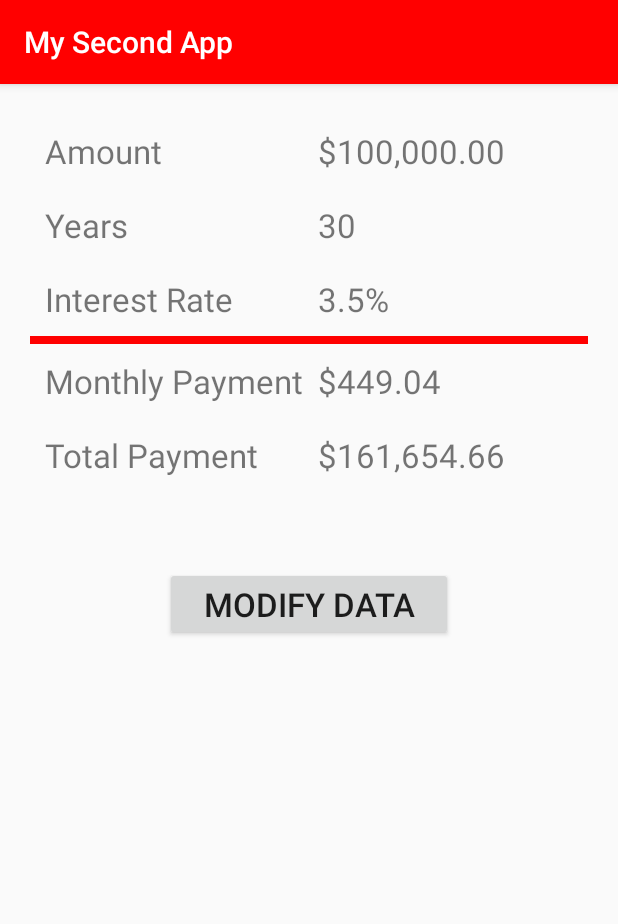
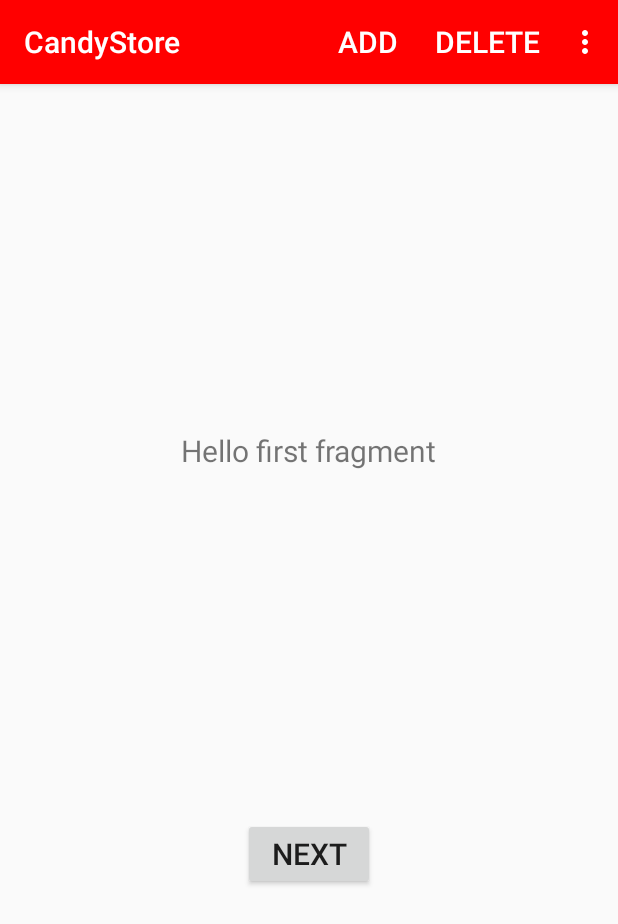
Before and after one commit to rrtran/Java-and-XML, an Android app: the screen it shows after launch (MainActivity3 before the commit, MainActivity4 after it), on a phone screen of 412 x 824 dp. Shown: the top 924 px of the screen. Run offline under Robolectric (Android 15) with nearby library versions, the phone set to English and light mode, and no system bars; our stand-ins replace navigation-ui.

Commit message:
Completed version 0 of candy store
- Added activity for candy store using the basic activity template
- Basic activity template caused fragment_first.xml, fragment_second.xml, content_main.xml, FirstFragment.java, and SecondFragment.java, and several dimen values to be added to the project
- Updated MainActivity4.java to initialize menu and set up basic structure to execute actions based on which menu item was selected
- Added menu_main.xml
- Defined menu items in menu_main.xml
- Adjusted XML tags in styles.xml
- Defined a theme with no action bar in themes.xml to be used by the Candy Store activity

```diff
--- a/app/build.gradle
+++ b/app/build.gradle
@@ -25,6 +25,9 @@
         sourceCompatibility JavaVersion.VERSION_1_8
         targetCompatibility JavaVersion.VERSION_1_8
     }
+    buildFeatures {
+        viewBinding true
+    }
 }
 
 dependencies {
@@ -32,6 +35,8 @@
     implementation 'androidx.appcompat:appcompat:1.3.0'
     implementation 'com.google.android.material:material:1.4.0'
     implementation 'androidx.constraintlayout:constraintlayout:2.0.4'
+    implementation 'androidx.navigation:navigation-fragment:2.3.5'
+    implementation 'androidx.navigation:navigation-ui:2.3.5'
     testImplementation 'junit:junit:4.13.2'
     androidTestImplementation 'androidx.test.ext:junit:1.1.3'
     androidTestImplementation 'androidx.test.espresso:espresso-core:3.4.0'
--- /dev/null
+++ b/app/src/main/java/com/example/helloandroid/FirstFragment.java
@@ -0,0 +1,47 @@
+package com.example.helloandroid;
+
+import android.os.Bundle;
+import android.view.LayoutInflater;
+import android.view.View;
+import android.view.ViewGroup;
+
+import androidx.annotation.NonNull;
+import androidx.fragment.app.Fragment;
+import androidx.navigation.fragment.NavHostFragment;
+
+import com.example.helloandroid.databinding.FragmentFirstBinding;
+
+public class FirstFragment extends Fragment {
+
+    private FragmentFirstBinding binding;
+
+    @Override
+    public View onCreateView(
+            LayoutInflater inflater, ViewGroup container,
+            Bundle savedInstanceState
+    ) {
+
+        binding = FragmentFirstBinding.inflate(inflater, container, false);
+        return binding.getRoot();
+
+    }
+
+    public void onViewCreated(@NonNull View view, Bundle savedInstanceState) {
+        super.onViewCreated(view, savedInstanceState);
+
+        binding.buttonFirst.setOnClickListener(new View.OnClickListener() {
+            @Override
+            public void onClick(View view) {
+                NavHostFragment.findNavController(FirstFragment.this)
+                        .navigate(R.id.action_FirstFragment_to_SecondFragment);
+            }
+        });
+    }
+
+    @Override
+    public void onDestroyView() {
+        super.onDestroyView();
+        binding = null;
+    }
+
+}
--- /dev/null
+++ b/app/src/main/java/com/example/helloandroid/MainActivity4.java
@@ -0,0 +1,72 @@
+package com.example.helloandroid;
+
+import android.os.Bundle;
+
+import com.google.android.material.snackbar.Snackbar;
+
+import androidx.appcompat.app.AppCompatActivity;
+
+import android.util.Log;
+import android.view.Menu;
+import android.view.MenuInflater;
+import android.view.MenuItem;
+import android.view.View;
+
+import androidx.appcompat.widget.Toolbar;
+import androidx.navigation.NavController;
+import androidx.navigation.Navigation;
+import androidx.navigation.ui.AppBarConfiguration;
+import androidx.navigation.ui.NavigationUI;
+
+import com.example.helloandroid.databinding.ActivityMain4Binding;
+
+public class MainActivity4 extends AppCompatActivity {
+    private AppBarConfiguration appBarConfiguration;
+    private ActivityMain4Binding binding;
+
+    @Override
+    protected void onCreate(Bundle savedInstanceState) {
+        super.onCreate(savedInstanceState);
+        setContentView(R.layout.activity_main4); // Show the main layout for the CandyStore activity
+        Toolbar toolbar = (Toolbar)findViewById(R.id.toolbar); // Get a reference to toolbar
+        setSupportActionBar(toolbar);  // Set the action bar to use the toolbar referenced by the toolbar reference
+    }
+
+    // onCreateOptionsMenu - initizliaes the menu with menu items from the menu layout
+    // @param Menu - the menu to initizlize
+    // @return boolean - true after the function completes
+    public boolean onCreateOptionsMenu(Menu menu) {
+        MenuInflater menuInflater = getMenuInflater();
+        menuInflater.inflate(R.menu.menu_main, menu); // Initialize the menu items in this activity's menu
+        return true;
+    }
+
+    // onOptionsItemSelected - Perform an action based on the menu selected
+    // @param MenuItem - a reference to a menu item
+    // @return boolean - true after a menu item is processed
+    public boolean onOptionsItemSelected(MenuItem item) {
+        int id = item.getItemId();
+        if (id == R.id.action_add) {
+            Log.w("MainActivity", "Add selected");
+            return true;
+        }
+        else if (id == R.id.action_delete) {
+            Log.w("MainActivity", "Delete selected");
+            return true;
+        }
+        else if (id == R.id.action_update) {
+            Log.w("MainActivity", "Update selected");
+            return true;
+        }
+        else {
+            return super.onOptionsItemSelected(item);
+        }
+    }
+
+    @Override
+    public boolean onSupportNavigateUp() {
+        NavController navController = Navigation.findNavController(this, R.id.nav_host_fragment_content_main);
+        return NavigationUI.navigateUp(navController, appBarConfiguration)
+                || super.onSupportNavigateUp();
+    }
+}
--- /dev/null
+++ b/app/src/main/res/layout/activity_main4.xml
@@ -0,0 +1,35 @@
+<?xml version="1.0" encoding="utf-8"?>
+<androidx.coordinatorlayout.widget.CoordinatorLayout xmlns:android="http://schemas.android.com/apk/res/android"
+    xmlns:app="http://schemas.android.com/apk/res-auto"
+    xmlns:tools="http://schemas.android.com/tools"
+    android:layout_width="match_parent"
+    android:layout_height="match_parent"
+    tools:context=".MainActivity4">
+
+    <com.google.android.material.appbar.AppBarLayout
+        android:layout_width="match_parent"
+        android:layout_height="wrap_content"
+        android:theme="@style/AppTheme.AppBarOverlay">
+
+        <androidx.appcompat.widget.Toolbar
+            android:id="@+id/toolbar"
+            android:layout_width="match_parent"
+            android:layout_height="?attr/actionBarSize"
+            android:background="?attr/colorPrimary"
+            app:popupTheme="@style/AppTheme.PopupOverlay" />
+
+    </com.google.android.material.appbar.AppBarLayout>
+
+    <include layout="@layout/content_main" />
+
+    <!--
+    <com.google.android.material.floatingactionbutton.FloatingActionButton
+        android:id="@+id/fab"
+        android:layout_width="wrap_content"
+        android:layout_height="wrap_content"
+        android:layout_gravity="bottom|end"
+        android:layout_marginEnd="@dimen/fab_margin"
+        android:layout_marginBottom="16dp"
+        app:srcCompat="@android:drawable/ic_dialog_email" />
+    -->
+</androidx.coordinatorlayout.widget.CoordinatorLayout>
--- /dev/null
+++ b/app/src/main/res/layout/content_main.xml
@@ -0,0 +1,19 @@
+<?xml version="1.0" encoding="utf-8"?>
+<androidx.constraintlayout.widget.ConstraintLayout xmlns:android="http://schemas.android.com/apk/res/android"
+    xmlns:app="http://schemas.android.com/apk/res-auto"
+    android:layout_width="match_parent"
+    android:layout_height="match_parent"
+    app:layout_behavior="@string/appbar_scrolling_view_behavior">
+
+    <fragment
+        android:id="@+id/nav_host_fragment_content_main"
+        android:name="androidx.navigation.fragment.NavHostFragment"
+        android:layout_width="0dp"
+        android:layout_height="0dp"
+        app:defaultNavHost="true"
+        app:layout_constraintBottom_toBottomOf="parent"
+        app:layout_constraintLeft_toLeftOf="parent"
+        app:layout_constraintRight_toRightOf="parent"
+        app:layout_constraintTop_toTopOf="parent"
+        app:navGraph="@navigation/nav_graph" />
+</androidx.constraintlayout.widget.ConstraintLayout>
--- /dev/null
+++ b/app/src/main/res/layout/fragment_first.xml
@@ -0,0 +1,28 @@
+<?xml version="1.0" encoding="utf-8"?>
+<androidx.constraintlayout.widget.ConstraintLayout xmlns:android="http://schemas.android.com/apk/res/android"
+    xmlns:app="http://schemas.android.com/apk/res-auto"
+    xmlns:tools="http://schemas.android.com/tools"
+    android:layout_width="match_parent"
+    android:layout_height="match_parent"
+    tools:context=".FirstFragment">
+
+    <TextView
+        android:id="@+id/textview_first"
+        android:layout_width="wrap_content"
+        android:layout_height="wrap_content"
+        android:text="@string/hello_first_fragment"
+        app:layout_constraintBottom_toTopOf="@id/button_first"
+        app:layout_constraintEnd_toEndOf="parent"
+        app:layout_constraintStart_toStartOf="parent"
+        app:layout_constraintTop_toTopOf="parent" />
+
+    <Button
+        android:id="@+id/button_first"
+        android:layout_width="wrap_content"
+        android:layout_height="wrap_content"
+        android:text="@string/next"
+        app:layout_constraintBottom_toBottomOf="parent"
+        app:layout_constraintEnd_toEndOf="parent"
+        app:layout_constraintStart_toStartOf="parent"
+        app:layout_constraintTop_toBottomOf="@id/textview_first" />
+</androidx.constraintlayout.widget.ConstraintLayout>
--- /dev/null
+++ b/app/src/main/res/menu/menu_main.xml
@@ -0,0 +1,19 @@
+<?xml version="1.0" encoding="utf-8"?>
+<menu
+    xmlns:android="http://schemas.android.com/apk/res/android"
+    xmlns:app="http://schemas.android.com/apk/res-auto"
+    xmlns:tools="http://schemas.android.com/tools"
+    tools:context="com.example.helloandroid.MainActivity4">
+
+   <item android:id="@+id/action_add"
+       android:title="@string/add"
+       app:showAsAction="ifRoom"/>
+
+    <item android:id="@+id/action_delete"
+        android:title="@string/delete"
+        app:showAsAction="ifRoom" />
+
+    <item android:id="@+id/action_update"
+        android:title="@string/update"
+        app:showAsAction="ifRoom" />
+</menu>
--- /dev/null
+++ b/app/src/main/res/navigation/nav_graph.xml
@@ -0,0 +1,28 @@
+<?xml version="1.0" encoding="utf-8"?>
+<navigation xmlns:android="http://schemas.android.com/apk/res/android"
+    xmlns:app="http://schemas.android.com/apk/res-auto"
+    xmlns:tools="http://schemas.android.com/tools"
+    android:id="@+id/nav_graph"
+    app:startDestination="@id/FirstFragment">
+
+    <fragment
+        android:id="@+id/FirstFragment"
+        android:name="com.example.helloandroid.FirstFragment"
+        android:label="@string/first_fragment_label"
+        tools:layout="@layout/fragment_first">
+
+        <action
+            android:id="@+id/action_FirstFragment_to_SecondFragment"
+            app:destination="@id/SecondFragment" />
+    </fragment>
+    <fragment
+        android:id="@+id/SecondFragment"
+        android:name="com.example.helloandroid.SecondFragment"
+        android:label="@string/second_fragment_label"
+        tools:layout="@layout/fragment_second">
+
+        <action
+            android:id="@+id/action_SecondFragment_to_FirstFragment"
+            app:destination="@id/FirstFragment" />
+    </fragment>
+</navigation>
--- /dev/null
+++ b/app/src/main/res/values-land/dimens.xml
@@ -0,0 +1,3 @@
+<resources>
+    <dimen name="fab_margin">48dp</dimen>
+</resources>
--- /dev/null
+++ b/app/src/main/res/values-w1240dp/dimens.xml
@@ -0,0 +1,3 @@
+<resources>
+    <dimen name="fab_margin">200dp</dimen>
+</resources>
--- /dev/null
+++ b/app/src/main/res/values-w600dp/dimens.xml
@@ -0,0 +1,3 @@
+<resources>
+    <dimen name="fab_margin">48dp</dimen>
+</resources>
--- a/app/src/main/res/values/strings.xml
+++ b/app/src/main/res/values/strings.xml
@@ -27,4 +27,21 @@
     <string name="amountDecimal">100000.00</string>
     <string name="rateDecimal">.035</string>
     <string name="done">Done</string>
+
+    <!-- Candy Store -->
+    <string name="title_activity_main4">CandyStore</string>
+    <!-- Strings used for fragments for navigation -->
+    <string name="first_fragment_label">First Fragment</string>
+    <string name="second_fragment_label">Second Fragment</string>
+    <string name="next">Next</string>
+    <string name="previous">Previous</string>
+
+    <string name="hello_first_fragment">Hello first fragment</string>
+    <string name="hello_second_fragment">Hello second fragment. Arg: %1$s</string>
+    <string name="title_activity_main5">MainActivity5</string>
+
+    <string name="action_settings"></string>
+    <string name="add">ADD</string>
+    <string name="delete">DELETE</string>
+    <string name="update">UPDATE</string>
 </resources>
--- a/app/src/main/res/values/styles.xml
+++ b/app/src/main/res/values/styles.xml
@@ -2,6 +2,13 @@
 <resources>
     <style name="AppTheme" parent="Theme.AppCompat.Light.DarkActionBar">
         <item name="android:textSize">40sp</item>
+        <item name="colorPrimary">@color/colorPrimary</item>
+        <item name="colorPrimaryDark">@color/colorPrimaryDark</item>
+        <item name="colorAccent">@color/colorAccent</item>
+    </style>
+
+    <style name="AppThemeMortgage" parent="Theme.AppCompat.Light.DarkActionBar">
+        <item name="android:textSize">22sp</item>
         <item name="colorPrimary">@color/colorPrimary</item>
         <item name="colorPrimaryDark">@color/colorPrimaryDark</item>
         <item name="colorAccent">@color/colorAccent</item>
@@ -33,11 +40,4 @@
     <style name="ButtonStyle" parent="TextStyle">
         <item name="android:background">@color/darkGreen</item>
     </style>
-
-    <style name="AppThemeMortgage" parent="Theme.AppCompat.Light.DarkActionBar">
-        <item name="android:textSize">22sp</item>
-        <item name="colorPrimary">@color/colorPrimary</item>
-        <item name="colorPrimaryDark">@color/colorPrimaryDark</item>
-        <item name="colorAccent">@color/colorAccent</item>
-    </style>
 </resources>
--- a/app/src/main/res/values/themes.xml
+++ b/app/src/main/res/values/themes.xml
@@ -13,4 +13,17 @@
         <item name="android:statusBarColor" tools:targetApi="l">?attr/colorPrimaryVariant</item>
         <!-- Customize your theme here. -->
     </style>
+
+    <style name="AppTheme.NoActionBar">
+        <item name="windowActionBar">false</item>
+        <item name="windowNoTitle">true</item>
+        <item name="android:textSize">20sp</item>
+        <item name="colorPrimary">@color/colorPrimary</item>
+        <item name="colorPrimaryDark">@color/colorPrimaryDark</item>
+        <item name="colorAccent">@color/colorAccent</item>
+    </style>
+
+    <style name="AppTheme.AppBarOverlay" parent="ThemeOverlay.AppCompat.Dark.ActionBar"/>
+
+    <style name="AppTheme.PopupOverlay" parent="ThemeOverlay.AppCompat.Light" />
 </resources>
```
Also changed, not shown: app/src/main/AndroidManifest.xml (+29 -9 lines), app/src/main/java/com/example/helloandroid/SecondFragment.java (added, +47 -0 lines), app/src/main/res/layout/fragment_second.xml (added, +27 -0 lines).
